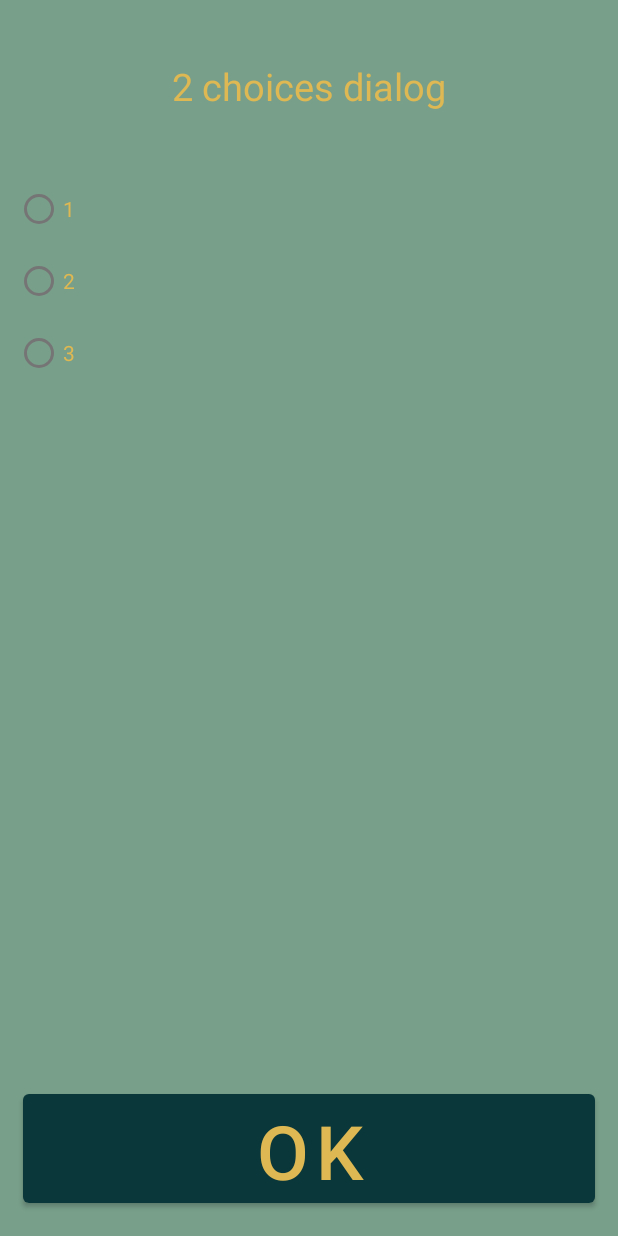
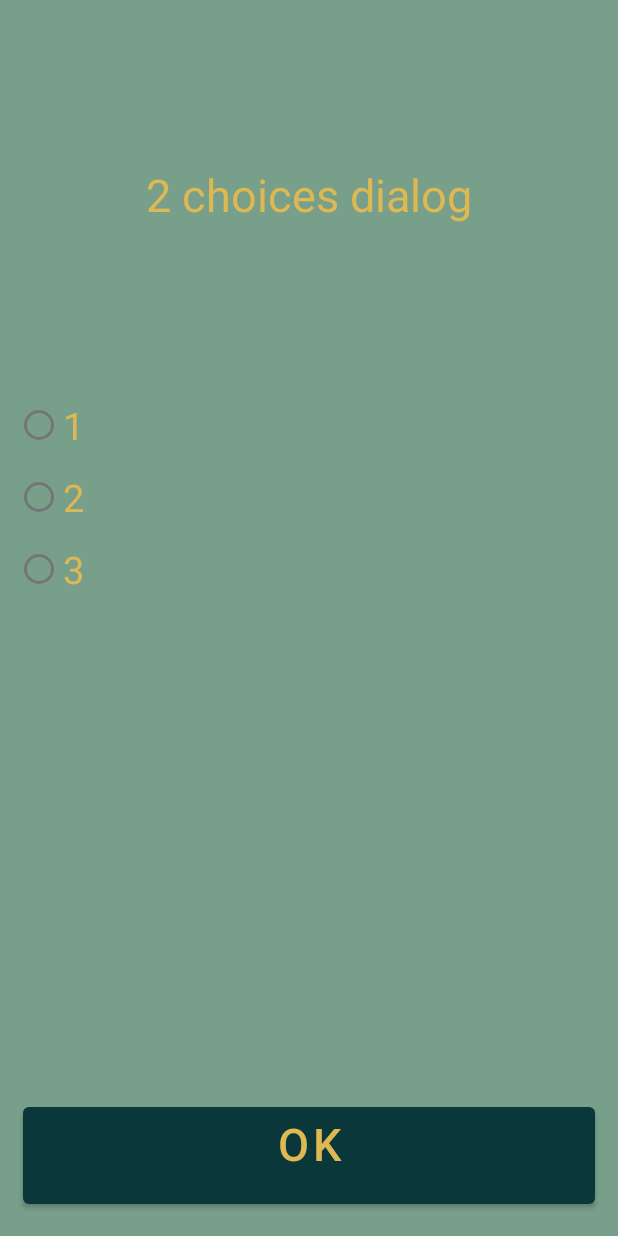
Before and after one commit to aDamian88/quizler, an Android app: the layout quizler_dialog_three_choices.xml on its own in the app's theme, with its tools: preview values and no code run, on a phone screen of 412 x 824 dp. Run offline under Robolectric (Android 15) with nearby library versions, the phone set to English and light mode, and no system bars.

Commit message:
fix: changing the text size and layout weight for dialogs.

```diff
--- a/app/src/main/java/com/adamian/quizler/CustomDialog.kt
+++ b/app/src/main/java/com/adamian/quizler/CustomDialog.kt
@@ -8,6 +8,7 @@ import android.view.Window
 import android.widget.Button
 import android.widget.RadioButton
 import android.widget.RadioGroup
+import android.widget.TextView
 
 
 class CustomDialog(context: Context) : Dialog(context) {
@@ -65,12 +66,15 @@ class CustomDialog(context: Context) : Dialog(context) {
             }
         }
 
-        fun fourChoices(context: Context, choiceOne: String, choiceTwo: String, choiceThree: String, choiceFour: String) {
+        fun fourChoices(context: Context, question: String, choiceOne: String, choiceTwo: String, choiceThree: String, choiceFour: String) {
             val dialog = Dialog(context, style.Theme_Black_NoTitleBar_Fullscreen)
             dialog.requestWindowFeature(Window.FEATURE_NO_TITLE)
             dialog.setCancelable(true)
             dialog.setContentView(R.layout.quizler_dialog_four_choices)
             dialog.show()
+
+            val questionText = dialog.findViewById<TextView>(R.id.tv_dialog_title)
+            questionText.text = question
 
             val rgChoices = dialog.findViewById<RadioGroup>(R.id.rg_choices)
 
--- a/app/src/main/java/com/adamian/quizler/MainActivity.kt
+++ b/app/src/main/java/com/adamian/quizler/MainActivity.kt
@@ -10,7 +10,7 @@ class MainActivity : AppCompatActivity() {
         super.onCreate(savedInstanceState)
         setContentView(R.layout.activity_main)
         Log.d(TAG, "onCreate: ${"inside open"}")
-        CustomDialog.twoChoices(this,"tonino","carotone")
+        CustomDialog.fourChoices(this,"Πόσες υπολογιστικές μηχανές περιέχει κατά μέσο όρο ένα σύγχρονο μεσοαστικό σπίτι;","Μία","2 με 5","Περίπου 10","Πάνω από 60")
 
     }
 }
--- a/app/src/main/res/layout/quizler_dialog_three_choices.xml
+++ b/app/src/main/res/layout/quizler_dialog_three_choices.xml
@@ -11,22 +11,22 @@
         android:id="@+id/tv_dialog_title"
         android:layout_width="match_parent"
         android:layout_height="0dp"
-        android:layout_weight="0.10"
+        android:layout_weight="0.30"
         android:layout_margin="15dp"
         android:text="2 choices dialog"
         android:textColor="@color/vintageUpon"
         android:gravity="center"
-        android:textSize="25sp"
+        android:textSize="30sp"
         app:layout_constraintEnd_toEndOf="parent"
         app:layout_constraintStart_toStartOf="parent"
         app:layout_constraintTop_toTopOf="parent" />
 
 
     <ScrollView
-        android:id="@+id/scroll_insructions"
+        android:id="@+id/scroll_instructions"
         android:layout_width="match_parent"
         android:layout_height="0dp"
-        android:layout_weight="0.70"
+        android:layout_weight="0.60"
         android:paddingLeft="10dp"
         android:paddingRight="10dp"
         app:layout_constraintEnd_toEndOf="parent"
@@ -49,6 +49,7 @@
                     android:layout_height="wrap_content"
                     android:textColor="@color/vintageUpon"
                     android:textColorHint="@color/vintageUpon"
+                    android:textSize="25sp"
                     android:text="1" />
                 <RadioButton
                     android:id="@+id/rb_choice_two"
@@ -56,6 +57,7 @@
                     android:layout_height="wrap_content"
                     android:textColor="@color/vintageUpon"
                     android:textColorHint="@color/vintageUpon"
+                    android:textSize="25sp"
                     android:text="2" />
                 <RadioButton
                     android:id="@+id/rb_choice_three"
@@ -63,6 +65,7 @@
                     android:layout_height="wrap_content"
                     android:textColor="@color/vintageUpon"
                     android:textColorHint="@color/vintageUpon"
+                    android:textSize="25sp"
                     android:text="3" />
             </RadioGroup>
 
@@ -80,12 +83,12 @@
         android:layout_gravity="center_horizontal"
         android:gravity="center_horizontal"
         android:text="OK"
-        android:textSize="50sp"
+        android:textSize="30sp"
         android:textColor="@color/vintageUpon"
         app:backgroundTint="@color/vintageNordman"
         app:layout_constraintBottom_toBottomOf="parent"
         app:layout_constraintEnd_toEndOf="parent"
         app:layout_constraintStart_toStartOf="parent"
-        app:layout_constraintTop_toBottomOf="@+id/scroll_insructions" />
+        app:layout_constraintTop_toBottomOf="@+id/scroll_instructions" />
 
 </LinearLayout>
```
Also changed, not shown: app/src/main/res/layout/quizler_dialog_four_choices.xml (+8 -4 lines), app/src/main/res/layout/quizler_dialog_two_choices.xml (+6 -4 lines).
